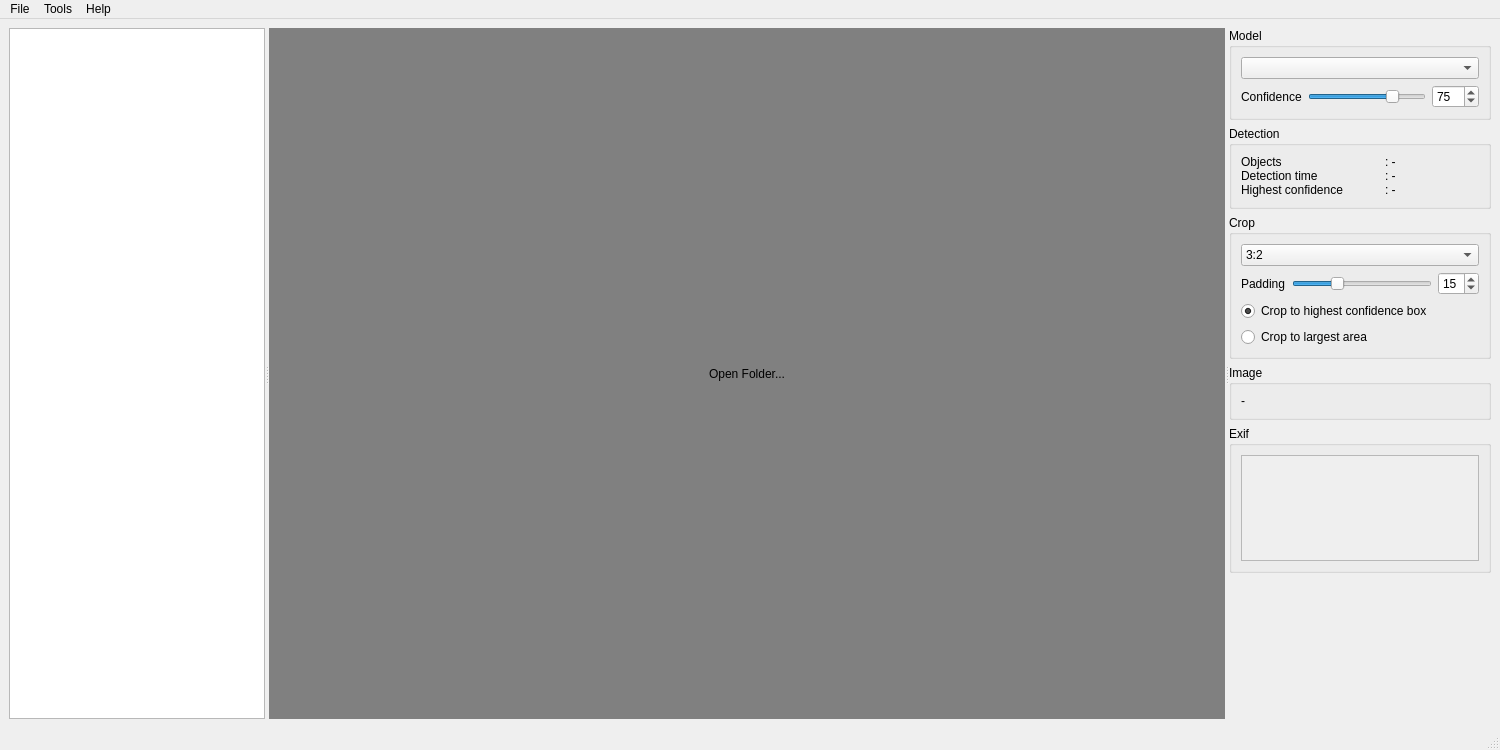
First picture: the form in detectorist/model_viewer_gui.ui, repository kenwer/detectorist, before the edit.
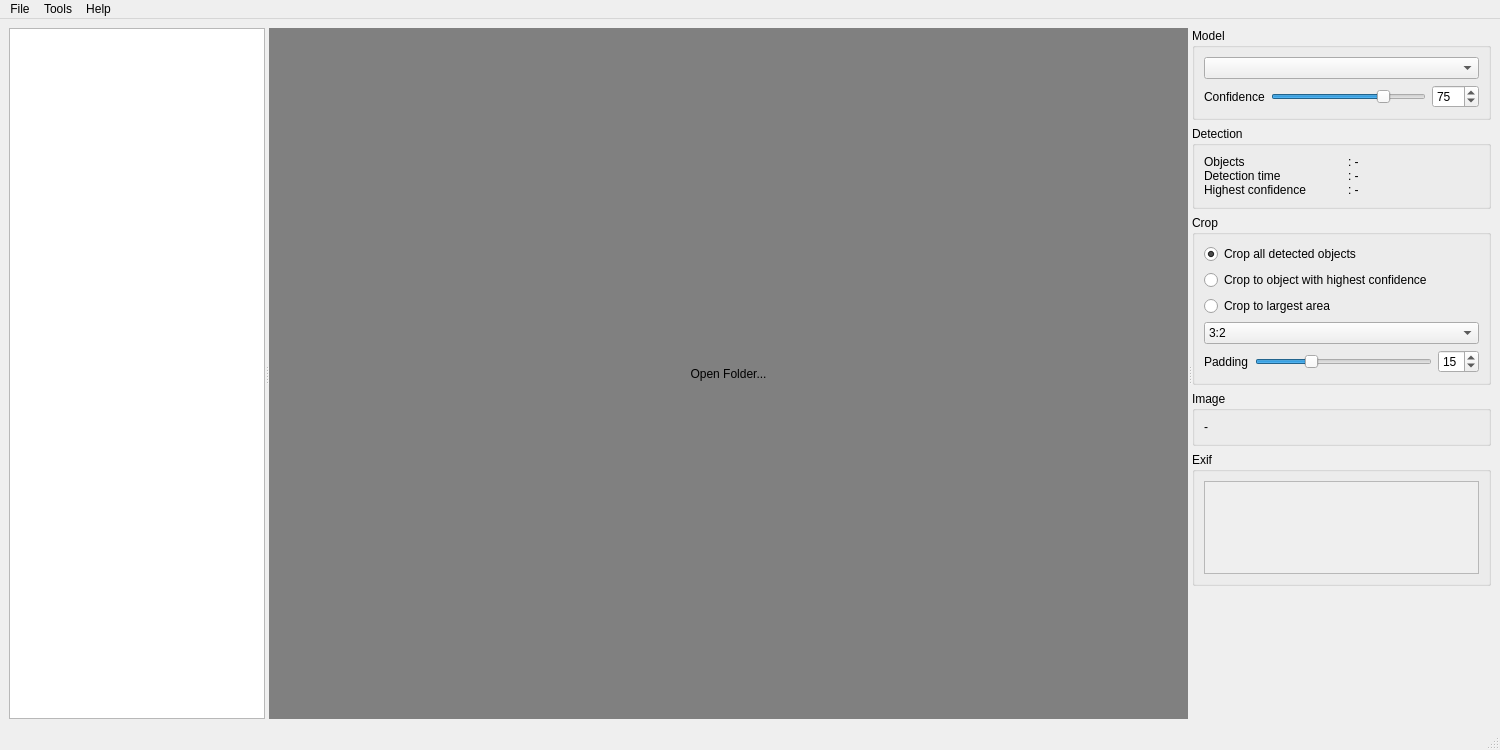
Second picture: the form after the edit.

Commit message: Option to crop all detected objects into new images

```diff
--- a/detectorist/model_viewer_gui.ui
+++ b/detectorist/model_viewer_gui.ui
@@ -143,7 +143,55 @@
            <string>Crop</string>
           </property>
           <layout class="QGridLayout" name="grdlyt_crop">
-           <item row="0" column="0" colspan="3">
+           <item row="0" column="0" colspan="2">
+            <widget class="QRadioButton" name="rb_crop_all_detected_objects">
+             <property name="toolTip">
+              <string>Crops all detected objects into individual images</string>
+             </property>
+             <property name="text">
+              <string>Crop all detected objects</string>
+             </property>
+             <property name="checked">
+              <bool>true</bool>
+             </property>
+             <attribute name="buttonGroup">
+              <string notr="true">btngroup_crop</string>
+             </attribute>
+            </widget>
+           </item>
+           <item row="1" column="0" colspan="2">
+            <widget class="QRadioButton" name="rb_crop_to_top_conf">
+             <property name="toolTip">
+              <string>Crops the object with the highest confidence into a new image</string>
+             </property>
+             <property name="text">
+              <string>Crop to object with highest confidence</string>
+             </property>
+             <property name="checked">
+              <bool>false</bool>
+             </property>
+             <attribute name="buttonGroup">
+              <string notr="true">btngroup_crop</string>
+             </attribute>
+            </widget>
+           </item>
+           <item row="2" column="0" colspan="2">
+            <widget class="QRadioButton" name="rb_crop_largest_area">
+             <property name="toolTip">
+              <string>Crops all detected object into a single image</string>
+             </property>
+             <property name="text">
+              <string>Crop to largest area</string>
+             </property>
+             <property name="checked">
+              <bool>false</bool>
+             </property>
+             <attribute name="buttonGroup">
+              <string notr="true">btngroup_crop</string>
+             </attribute>
+            </widget>
+           </item>
+           <item row="3" column="0" colspan="3">
             <widget class="QComboBox" name="cropRatioComboBox">
              <item>
               <property name="text">
@@ -162,7 +210,7 @@
              </item>
             </widget>
            </item>
-           <item row="1" column="0">
+           <item row="4" column="0">
             <widget class="QLabel" name="paddingLabel">
              <property name="toolTip">
               <string>The padding added to the crop (percent of the image size in percent)</string>
@@ -172,7 +220,7 @@
              </property>
             </widget>
            </item>
-           <item row="1" column="1">
+           <item row="4" column="1">
             <widget class="QSlider" name="paddingSlider">
              <property name="enabled">
               <bool>true</bool>
@@ -203,7 +251,7 @@
              </property>
             </widget>
            </item>
-           <item row="1" column="2">
+           <item row="4" column="2">
             <widget class="QSpinBox" name="paddingSpinBox">
              <property name="maximum">
               <number>50</number>
@@ -213,32 +261,6 @@
              </property>
             </widget>
            </item>
-           <item row="2" column="0" colspan="2">
-            <widget class="QRadioButton" name="rb_crop_to_top_conf">
-             <property name="text">
-              <string>Crop to highest confidence box</string>
-             </property>
-             <property name="checked">
-              <bool>true</bool>
-             </property>
-             <attribute name="buttonGroup">
-              <string notr="true">btngroup_crop</string>
-             </attribute>
-            </widget>
-           </item>
-           <item row="3" column="0" colspan="2">
-            <widget class="QRadioButton" name="rb_crop_largest_area">
-             <property name="text">
-              <string>Crop to largest area</string>
-             </property>
-             <property name="checked">
-              <bool>false</bool>
-             </property>
-             <attribute name="buttonGroup">
-              <string notr="true">btngroup_crop</string>
-             </attribute>
-            </widget>
-           </item>
           </layout>
          </widget>
         </item>
@@ -274,7 +296,7 @@
                <rect>
                 <x>0</x>
                 <y>0</y>
-                <width>254</width>
+                <width>298</width>
                 <height>72</height>
                </rect>
               </property>
```
Left out of the diff: 2 changed lines with no effect on the pictures. The commit also changes 5 other files.
